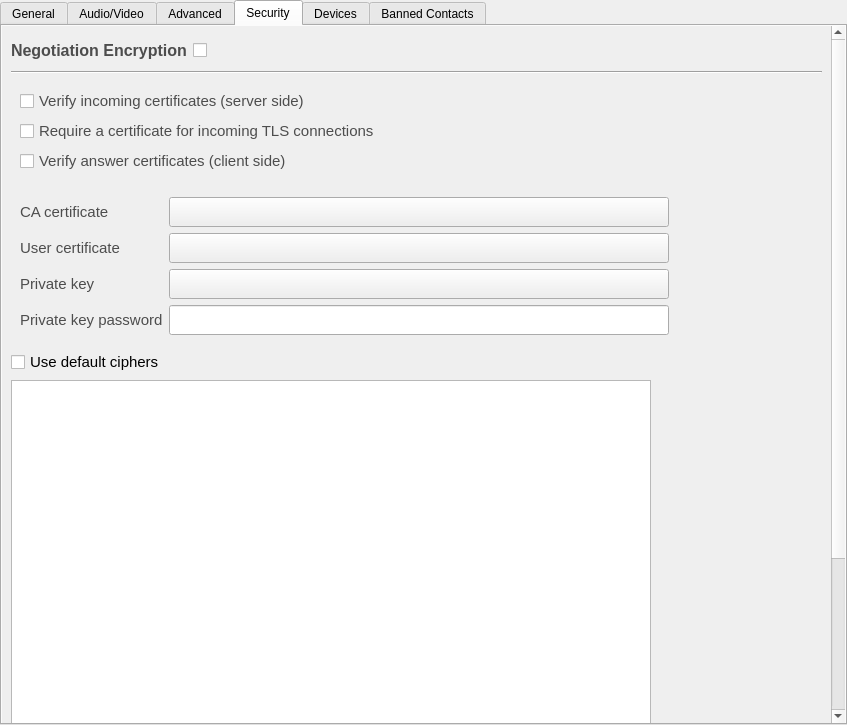
Before: the Qt Designer form accountdetails.ui in savoirfairelinux/jami-client-windows, drawn with Qt 5.
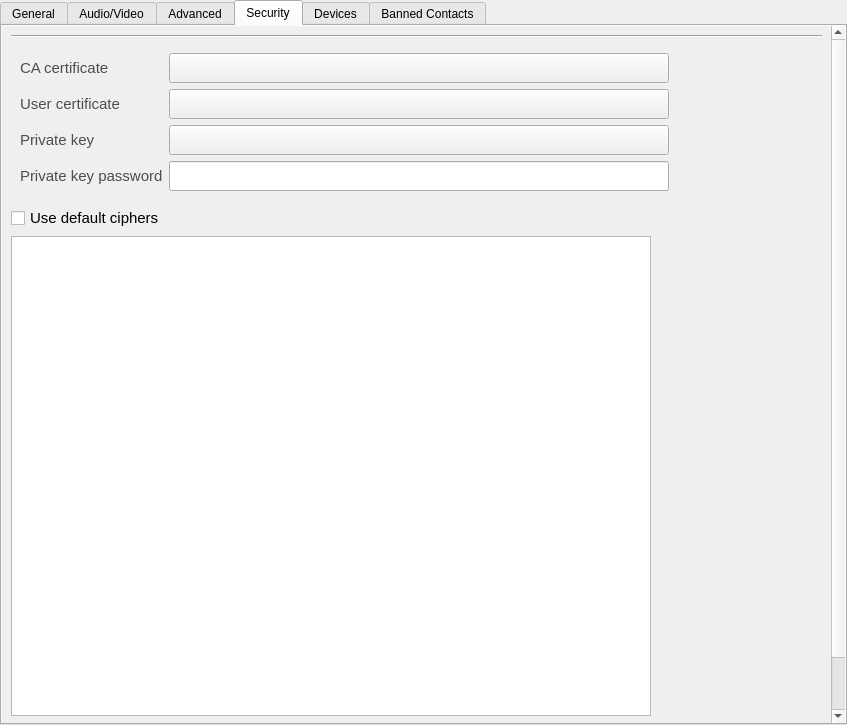
After: the same form once the commit is applied. The open tabs and pages were chosen to show the change. Icons and pictures are not drawn. Custom widgets are drawn as their Qt base class.

Commit message:
remove unused options in account configuration
in the security tab several checkbox where placed to configure
the encryption comportment, but none was either effective or
useful.

Tuleap: #1627

What changed in the file:
```diff
--- a/accountdetails.ui
+++ b/accountdetails.ui
@@ -1924,62 +1924,11 @@
            <rect>
             <x>0</x>
             <y>0</y>
-            <width>825</width>
-            <height>905</height>
+            <width>829</width>
+            <height>771</height>
            </rect>
           </property>
           <layout class="QVBoxLayout" name="verticalLayout_13">
-           <item>
-            <layout class="QFormLayout" name="formLayout_8">
-             <item row="0" column="0">
-              <widget class="QLabel" name="label_19">
-               <property name="minimumSize">
-                <size>
-                 <width>0</width>
-                 <height>30</height>
-                </size>
-               </property>
-               <property name="font">
-                <font>
-                 <pointsize>12</pointsize>
-                 <weight>75</weight>
-                 <bold>true</bold>
-                </font>
-               </property>
-               <property name="styleSheet">
-                <string notr="true">color: rgb(77, 77, 77);</string>
-               </property>
-               <property name="text">
-                <string>Negotiation Encryption</string>
-               </property>
-              </widget>
-             </item>
-             <item row="0" column="1">
-              <widget class="QCheckBox" name="lrcfg_tlsEnabled">
-               <property name="minimumSize">
-                <size>
-                 <width>0</width>
-                 <height>30</height>
-                </size>
-               </property>
-               <property name="font">
-                <font>
-                 <pointsize>11</pointsize>
-                </font>
-               </property>
-               <property name="toolTip">
-                <string>Encrypt negotiation (TLS)</string>
-               </property>
-               <property name="styleSheet">
-                <string notr="true">color: rgb(77, 77, 77);</string>
-               </property>
-               <property name="text">
-                <string/>
-               </property>
-              </widget>
-             </item>
-            </layout>
-           </item>
            <item>
             <widget class="Line" name="line_6">
              <property name="orientation">
@@ -1987,57 +1936,6 @@
              </property>
             </widget>
            </item>
-           <item>
-            <widget class="QWidget" name="negoEncry_1" native="true">
-             <layout class="QVBoxLayout" name="verticalLayout_2">
-              <item>
-               <widget class="QCheckBox" name="lrcfg_tlsVerifyServer">
-                <property name="font">
-                 <font>
-                  <pointsize>11</pointsize>
-                 </font>
-                </property>
-                <property name="styleSheet">
-                 <string notr="true">color: rgb(77, 77, 77);</string>
-                </property>
-                <property name="text">
-                 <string>Verify incoming certificates (server side)</string>
-                </property>
-               </widget>
-              </item>
-              <item>
-               <widget class="QCheckBox" name="lrcfg_tlsRequireClientCertificate">
-                <property name="font">
-                 <font>
-                  <pointsize>11</pointsize>
-                 </font>
-                </property>
-                <property name="styleSheet">
-                 <string notr="true">color: rgb(77, 77, 77);</string>
-                </property>
-                <property name="text">
-                 <string>Require a certificate for incoming TLS connections</string>
-                </property>
-               </widget>
-              </item>
-              <item>
-               <widget class="QCheckBox" name="lrcfg_tlsVerifyClient">
-                <property name="font">
-                 <font>
-                  <pointsize>11</pointsize>
-                 </font>
-                </property>
-                <property name="styleSheet">
-                 <string notr="true">color: rgb(77, 77, 77);</string>
-                </property>
-                <property name="text">
-                 <string>Verify answer certificates (client side)</string>
-                </property>
-               </widget>
-              </item>
-             </layout>
-            </widget>
-           </item>
            <item>
             <widget class="QWidget" name="negoEncry_2" native="true">
              <layout class="QFormLayout" name="formLayout_5">
```
Left out of the diff: 216 changed lines with no effect on the pictures.
